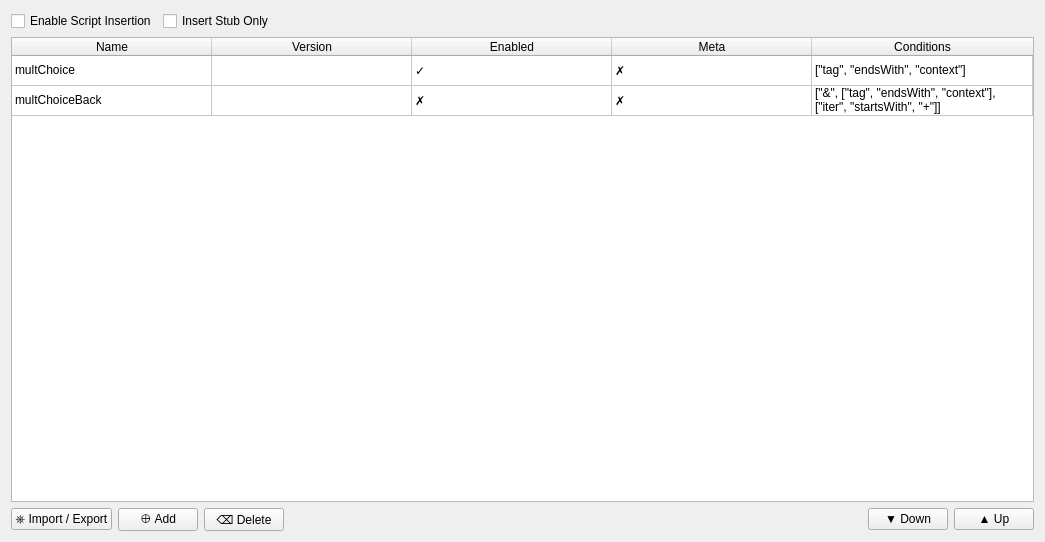
Before: the Qt Designer form src/gui_config/script_tab.ui in hgiesel/anki_asset_manager, drawn with Qt 5.
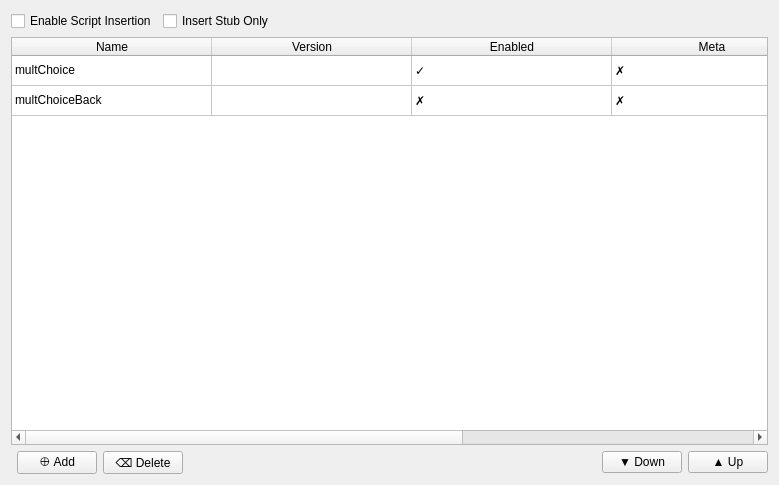
After: the same form once the commit is applied.

```diff
--- a/src/gui_config/script_tab.ui
+++ b/src/gui_config/script_tab.ui
@@ -6,21 +6,14 @@
    <rect>
     <x>0</x>
     <y>0</y>
-    <width>1045</width>
-    <height>542</height>
+    <width>779</width>
+    <height>485</height>
    </rect>
   </property>
   <property name="windowTitle">
    <string>Form</string>
   </property>
   <layout class="QGridLayout" name="gridLayout">
-   <item row="9" column="0">
-    <widget class="QPushButton" name="importButton">
-     <property name="text">
-      <string>⎈ Import / Export</string>
-     </property>
-    </widget>
-   </item>
    <item row="8" column="0" colspan="6">
     <widget class="QTableWidget" name="scriptsTable">
      <property name="editTriggers">
```
